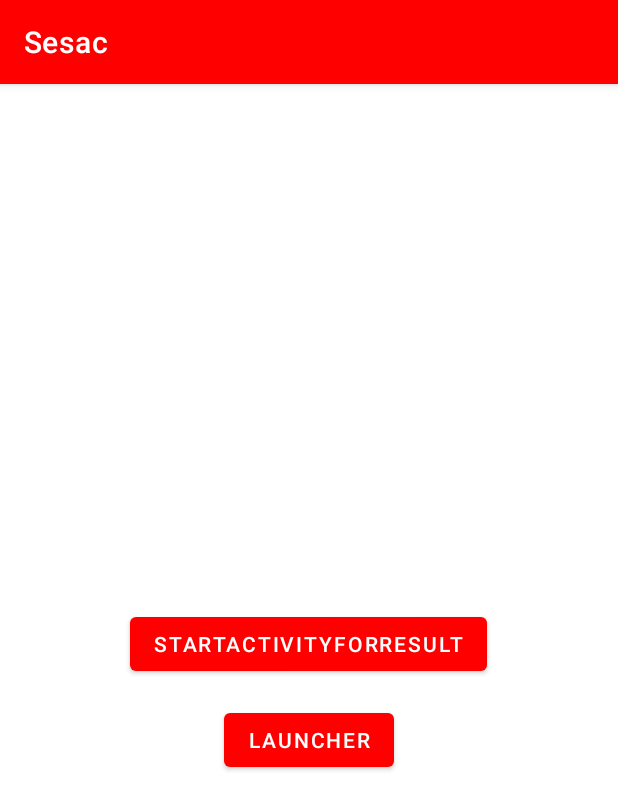
After one commit to Hong-Mu/sesac-android, an Android app: the C42Activity screen opened directly, with no data from a screen before it, on a phone screen of 412 x 824 dp. The commit adds this screen. Shown: the top 810 px of the screen. Run offline under Robolectric (Android 15) with nearby library versions, the phone set to English and light mode, and no system bars.

Commit message:
C42: Activity result
startActivityForResult(), ActivityResultLauncher

```diff
--- a/app/src/main/java/com/hongmu/sesac/MainActivity.kt
+++ b/app/src/main/java/com/hongmu/sesac/MainActivity.kt
@@ -15,6 +15,7 @@ class MainActivity : AppCompatActivity() {
         setContentView(binding.root)
 
         binding.recyclerView.adapter = ActivityAdapter(listOf(
+            C42Activity::class.java,
             C41Activity::class.java,
             C40Activity::class.java,
             C38Activity::class.java,
--- /dev/null
+++ b/app/src/main/java/com/hongmu/sesac/activities/C42Activity.kt
@@ -0,0 +1,47 @@
+package com.hongmu.sesac.activities
+
+import android.app.Activity
+import android.content.Intent
+import androidx.appcompat.app.AppCompatActivity
+import android.os.Bundle
+import androidx.activity.result.contract.ActivityResultContracts
+import com.hongmu.sesac.R
+import com.hongmu.sesac.databinding.ActivityC42Binding
+
+class C42Activity : AppCompatActivity() {
+
+    private val binding by lazy { ActivityC42Binding.inflate(layoutInflater) }
+
+    private val launcher = registerForActivityResult(ActivityResultContracts.StartActivityForResult()){
+        val result = it.data?.getStringExtra("result")
+        binding.textResult.text = "launcher: $result"
+
+    }
+
+    override fun onCreate(savedInstanceState: Bundle?) {
+        super.onCreate(savedInstanceState)
+        setContentView(binding.root)
+
+        binding.btnStartActivityForResult.setOnClickListener {
+            startActivityForResult(Intent(this, C42SubActivity::class.java).apply {
+                putExtra("id", 1)
+            }, 10)
+        }
+
+        binding.btnLauncher.setOnClickListener {
+            launcher.launch(Intent(this, C42SubActivity::class.java).apply {
+                putExtra("id", 2)
+            })
+        }
+
+    }
+
+    override fun onActivityResult(requestCode: Int, resultCode: Int, data: Intent?) {
+        super.onActivityResult(requestCode, resultCode, data)
+        if(requestCode == 10 && resultCode == RESULT_OK){
+            val result = data?.getStringExtra("result")
+            binding.textResult.text = "onActivityResult: $result"
+        }
+
+    }
+}
--- /dev/null
+++ b/app/src/main/res/layout/activity_c42.xml
@@ -0,0 +1,32 @@
+<?xml version="1.0" encoding="utf-8"?>
+<LinearLayout xmlns:android="http://schemas.android.com/apk/res/android"
+    xmlns:app="http://schemas.android.com/apk/res-auto"
+    xmlns:tools="http://schemas.android.com/tools"
+    android:layout_width="match_parent"
+    android:layout_height="match_parent"
+    android:gravity="center"
+    android:orientation="vertical"
+    tools:context=".activities.C42Activity">
+
+    <TextView
+        android:id="@+id/textResult"
+        android:layout_width="wrap_content"
+        android:layout_height="wrap_content"
+        android:textSize="20sp"
+        android:textStyle="bold" />
+
+    <Button
+        android:layout_marginTop="16dp"
+        android:id="@+id/btnStartActivityForResult"
+        android:layout_width="wrap_content"
+        android:layout_height="wrap_content"
+        android:text="startActivityForResult" />
+
+    <Button
+        android:layout_marginTop="16dp"
+        android:id="@+id/btnLauncher"
+        android:layout_width="wrap_content"
+        android:layout_height="wrap_content"
+        android:text="launcher" />
+
+</LinearLayout>
```
Also changed, not shown: app/src/main/AndroidManifest.xml (+14 -0 lines), app/src/main/java/com/hongmu/sesac/activities/C42SubActivity.kt (added, +25 -0 lines), app/src/main/res/layout/activity_c42_sub.xml (added, +17 -0 lines).
